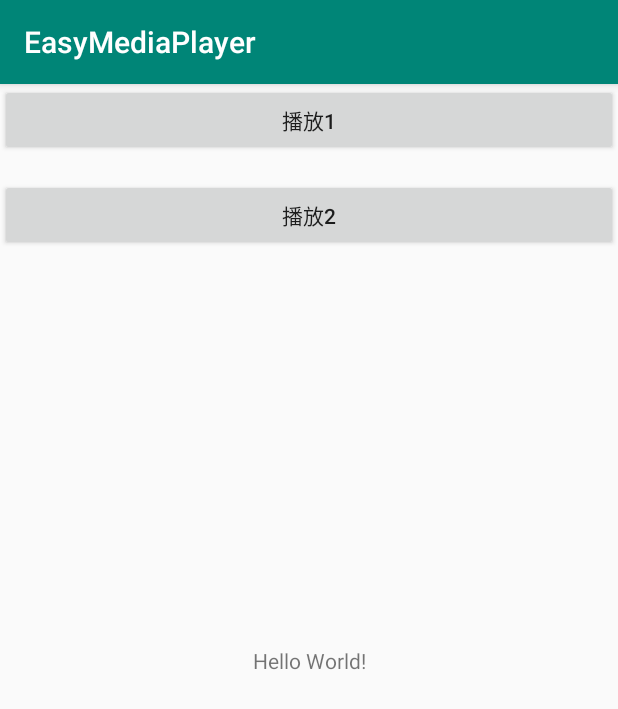
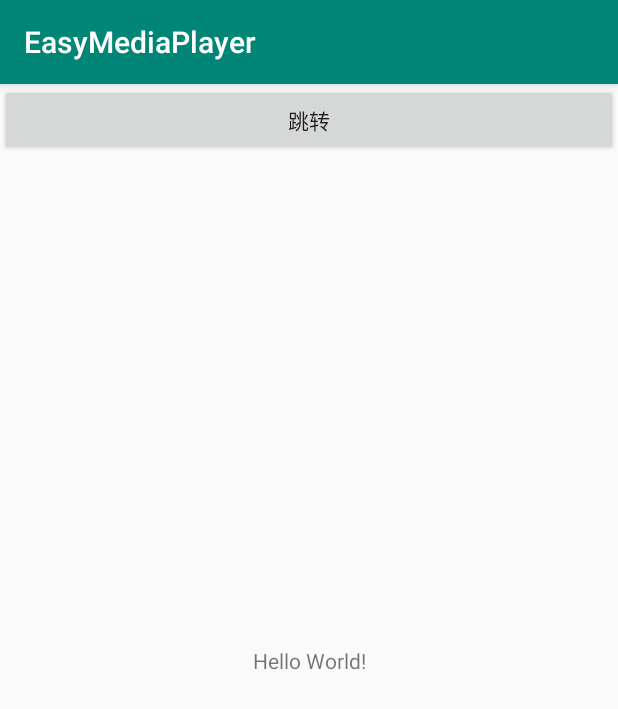
Before and after one commit to kalac2232/EasyMediaPlayer, an Android app: the screen it shows after launch (MainActivity), on a phone screen of 412 x 824 dp. Shown: the top 709 px of the screen. Run offline under Robolectric (Android 15) with nearby library versions, the phone set to English and light mode, and no system bars.

```diff
--- a/app/build.gradle
+++ b/app/build.gradle
@@ -27,4 +27,6 @@ dependencies {
     androidTestImplementation 'androidx.test:runner:1.2.0'
     androidTestImplementation 'androidx.test.espresso:espresso-core:3.2.0'
     implementation project(':easymediaplayer')
+//    implementation 'cn.kalac:EasyMediaPlayer:0.0.5'
+    debugImplementation 'com.squareup.leakcanary:leakcanary-android:2.2'
 }
--- a/app/src/main/AndroidManifest.xml
+++ b/app/src/main/AndroidManifest.xml
@@ -18,6 +18,9 @@
                 <category android:name="android.intent.category.LAUNCHER" />
             </intent-filter>
         </activity>
+        <activity android:name=".Main2Activity">
+
+        </activity>
     </application>
 
 </manifest>
--- /dev/null
+++ b/app/src/main/res/layout/activity_main2.xml
@@ -0,0 +1,25 @@
+<?xml version="1.0" encoding="utf-8"?>
+<androidx.constraintlayout.widget.ConstraintLayout xmlns:android="http://schemas.android.com/apk/res/android"
+    xmlns:app="http://schemas.android.com/apk/res-auto"
+    xmlns:tools="http://schemas.android.com/tools"
+    android:layout_width="match_parent"
+    android:layout_height="match_parent"
+    tools:context="cn.kalac.easymediaplayer_test.MainActivity">
+
+    <TextView
+        android:layout_width="wrap_content"
+        android:layout_height="wrap_content"
+        android:text="Hello World!"
+        app:layout_constraintBottom_toBottomOf="parent"
+        app:layout_constraintLeft_toLeftOf="parent"
+        app:layout_constraintRight_toRightOf="parent"
+        app:layout_constraintTop_toTopOf="parent" />
+    <Button
+        android:id="@+id/button1"
+        app:layout_constraintLeft_toLeftOf="parent"
+        app:layout_constraintTop_toTopOf="parent"
+        android:text="跳转"
+        android:layout_width="match_parent"
+        android:layout_height="wrap_content"/>
+
+</androidx.constraintlayout.widget.ConstraintLayout>
--- a/build.gradle
+++ b/build.gradle
@@ -2,8 +2,9 @@
 
 buildscript {
     repositories {
+        maven { url "http://maven.aliyun.com/nexus/content/groups/public/" }
+        jcenter()
         google()
-        jcenter()
 
     }
     dependencies {
@@ -17,6 +18,7 @@ buildscript {
 
 allprojects {
     repositories {
+        maven { url "http://maven.aliyun.com/nexus/content/groups/public/" }
         google()
         jcenter()
 
--- a/easymediaplayer/src/main/java/cn/kalac/easymediaplayer/MediaLifeListener.java
+++ b/easymediaplayer/src/main/java/cn/kalac/easymediaplayer/MediaLifeListener.java
@@ -45,6 +45,8 @@ class MediaLifeListener implements LifeListener{
 
         if (mediaManager != null) {
             mediaManager.releasePlayer();
+            //清除manager 避免内存泄漏
+            mediaManager.clear();
         }
 
     }
--- a/easymediaplayer/src/main/java/cn/kalac/easymediaplayer/MediaManager.java
+++ b/easymediaplayer/src/main/java/cn/kalac/easymediaplayer/MediaManager.java
@@ -64,6 +64,11 @@ public class MediaManager {
 
     private void initStates() {
         mEasyMediaListener = null;
+    }
+
+    public void clear() {
+        mMediaManagerMap.remove(mContext);
+        mContext = null;
     }
 
     /**
```
Also changed, not shown: app/src/main/java/cn/kalac/easymediaplayer_test/Main2Activity.java (added, +68 -0 lines), app/src/main/java/cn/kalac/easymediaplayer_test/MainActivity.java (+4 -44 lines).
